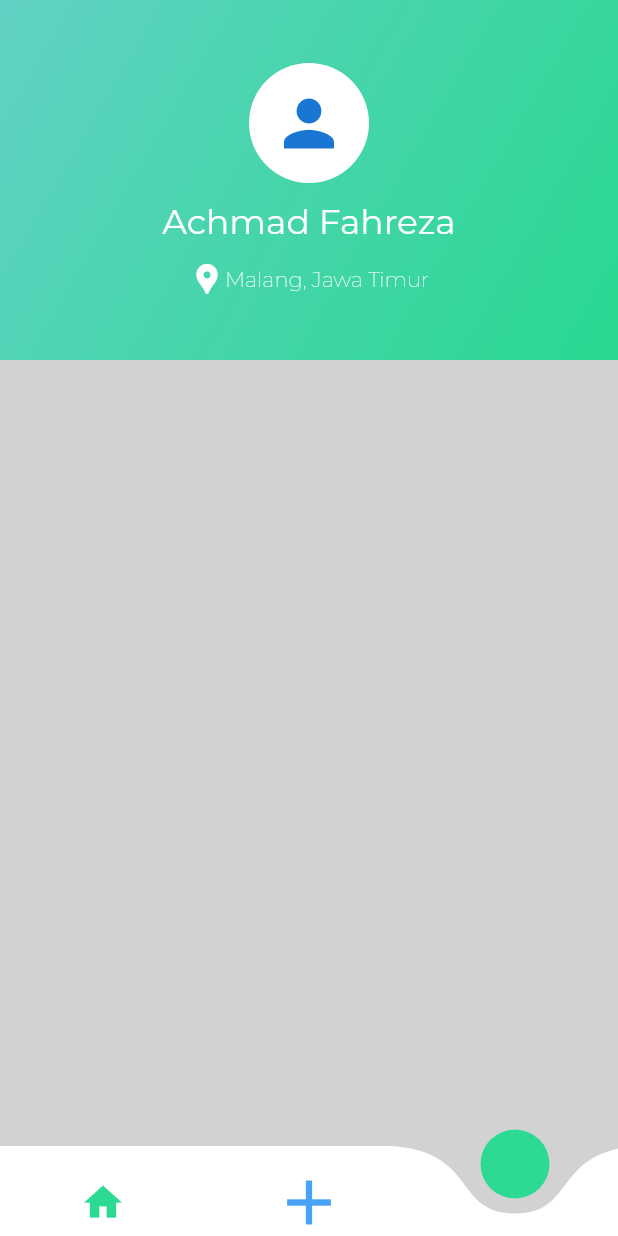
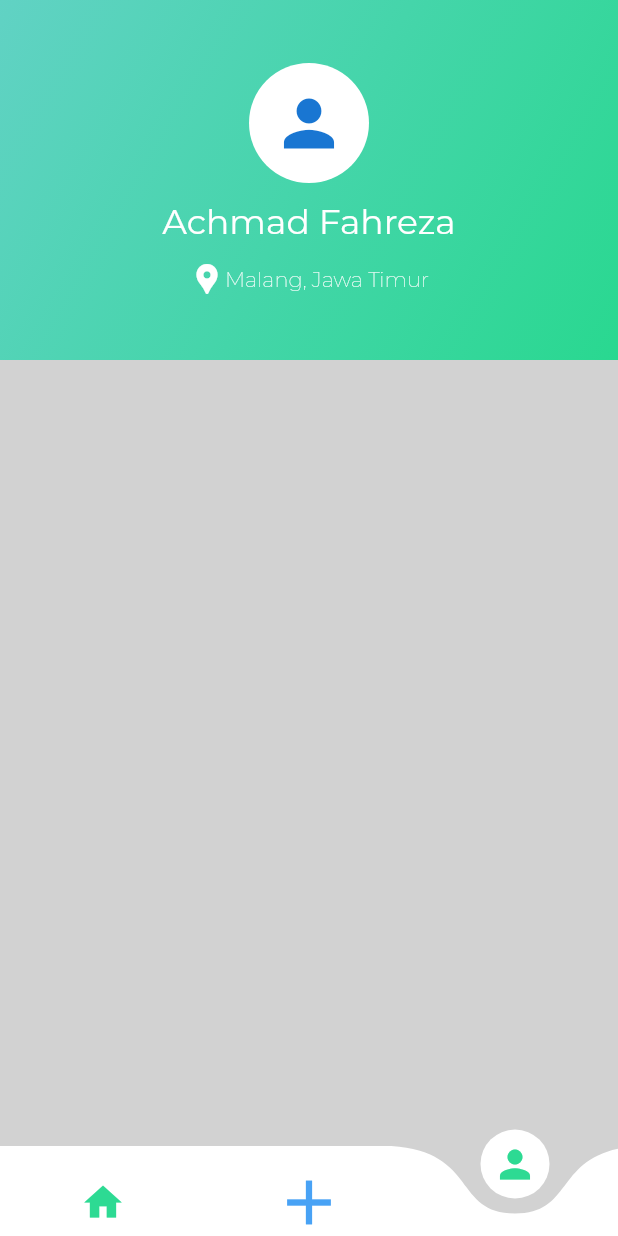
Before and after one commit to achreza/panenkuy-flutter-hackfest, a Flutter app: the MyStatefulWidget screen opened directly, item 3 of the bottom bar chosen, on a phone screen of 412 x 824 dp. Run offline on Flutter 3.47's test engine with Material 2 defaults, Android fonts, the phone set to English and light mode, and no system bars; drawn by our look-alikes of curved_navigation_bar; our stand-ins replace dio, google_maps_flutter, hexcolor; missing offline and left inert: flutter_polyline_points; statements that could not run were skipped; project files that could hold a hidden picture were left out.

Commit message:
Update bottomnav.dart

```diff
--- a/lib/navigation/bottomnav.dart
+++ b/lib/navigation/bottomnav.dart
@@ -111,7 +111,7 @@ class _MyStatefulWidgetState extends State<MyStatefulWidget> {
         ],
         // HexColor("#3B4254")
         color: Colors.white,
-        buttonBackgroundColor: HexColor("#2DDA93"),
+        buttonBackgroundColor: HexColor("#ffffff"),
         backgroundColor: HexColor("#D2D2D2"),
         animationCurve: Curves.easeInCubic,
         animationDuration: Duration(milliseconds: 600),
```
